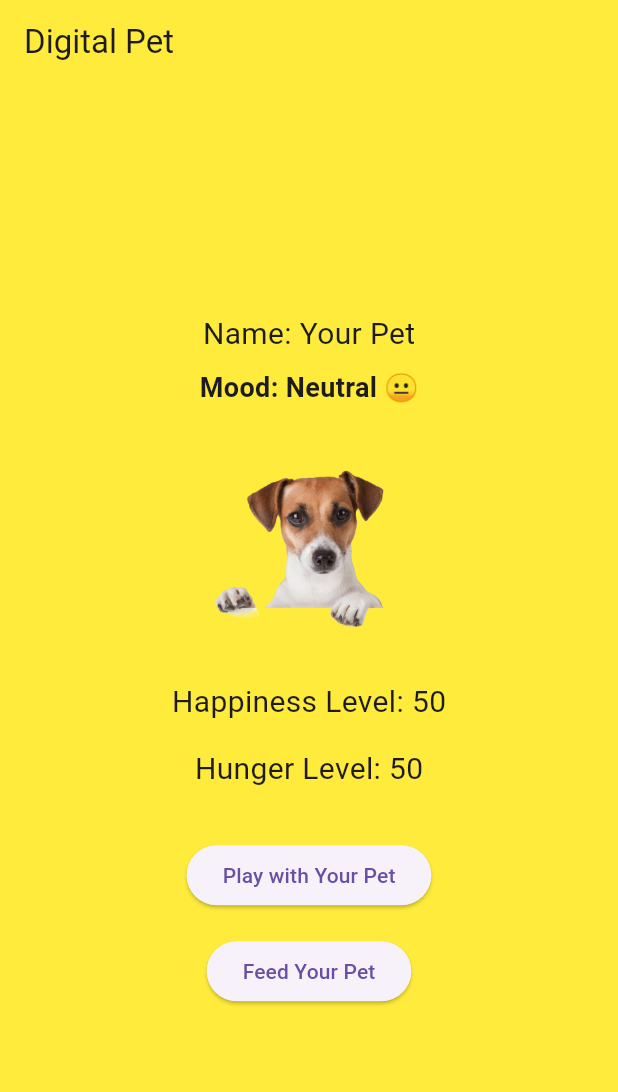
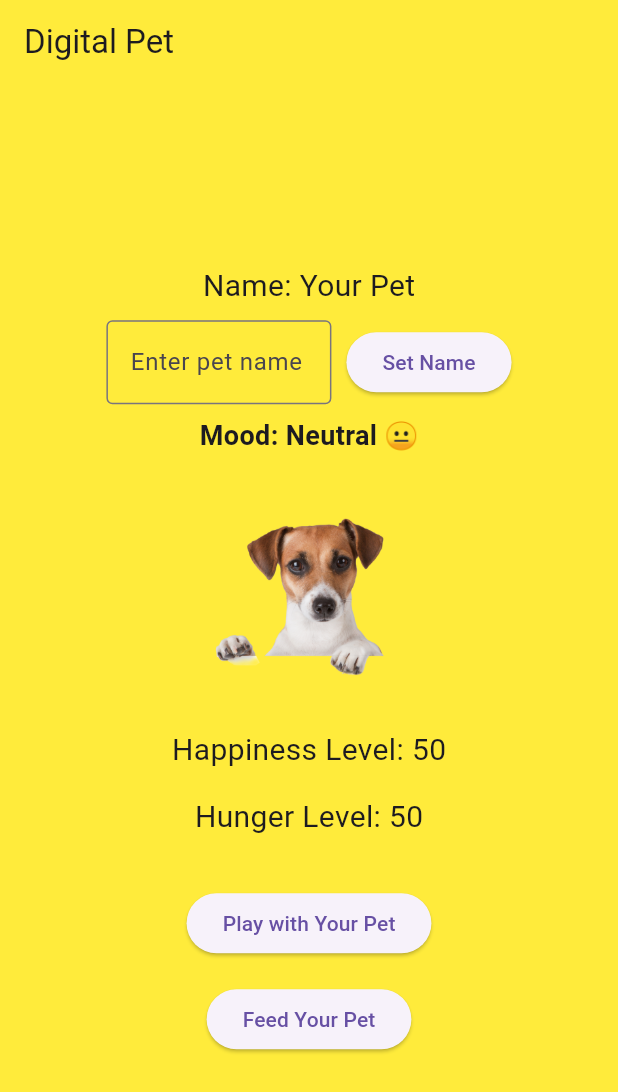
Before and after one commit to AryanSahu2805/Digital-Pet-App-with-State-Management, a Flutter app: the screen it shows after launch, on a phone screen of 412 x 824 dp. Shown: the top 1092 px of the screen. Run offline on Flutter 3.47's test engine with Material 3 defaults, Android fonts, the light colour scheme and no system bars.

Commit message:
Add pet name customization with text input field

```diff
--- a/lib/main.dart
+++ b/lib/main.dart
@@ -15,6 +15,9 @@ class _DigitalPetAppState extends State<DigitalPetApp> {
   String petName = "Your Pet";
   int happinessLevel = 50;
   int hungerLevel = 50;
+
+  // Text controller for name input
+  TextEditingController nameController = TextEditingController();
 
   void _playWithPet() {
     setState(() {
@@ -70,6 +73,16 @@ class _DigitalPetAppState extends State<DigitalPetApp> {
     }
   }
 
+  // Simple function to change pet name
+  void _changePetName() {
+    setState(() {
+      if (nameController.text.isNotEmpty) {
+        petName = nameController.text;
+        nameController.clear(); // Clear the input field
+      }
+    });
+  }
+
   @override
   Widget build(BuildContext context) {
     return Scaffold(
@@ -85,6 +98,28 @@ class _DigitalPetAppState extends State<DigitalPetApp> {
             Text(
               'Name: $petName',
               style: TextStyle(fontSize: 20.0),
+            ),
+            SizedBox(height: 8.0),
+            // Name Input Field
+            Row(
+              mainAxisAlignment: MainAxisAlignment.center,
+              children: [
+                Container(
+                  width: 150,
+                  child: TextField(
+                    controller: nameController,
+                    decoration: InputDecoration(
+                      hintText: 'Enter pet name',
+                      border: OutlineInputBorder(),
+                    ),
+                  ),
+                ),
+                SizedBox(width: 10),
+                ElevatedButton(
+                  onPressed: _changePetName,
+                  child: Text('Set Name'),
+                ),
+              ],
             ),
             SizedBox(height: 8.0),
             // Mood Indicator
```
